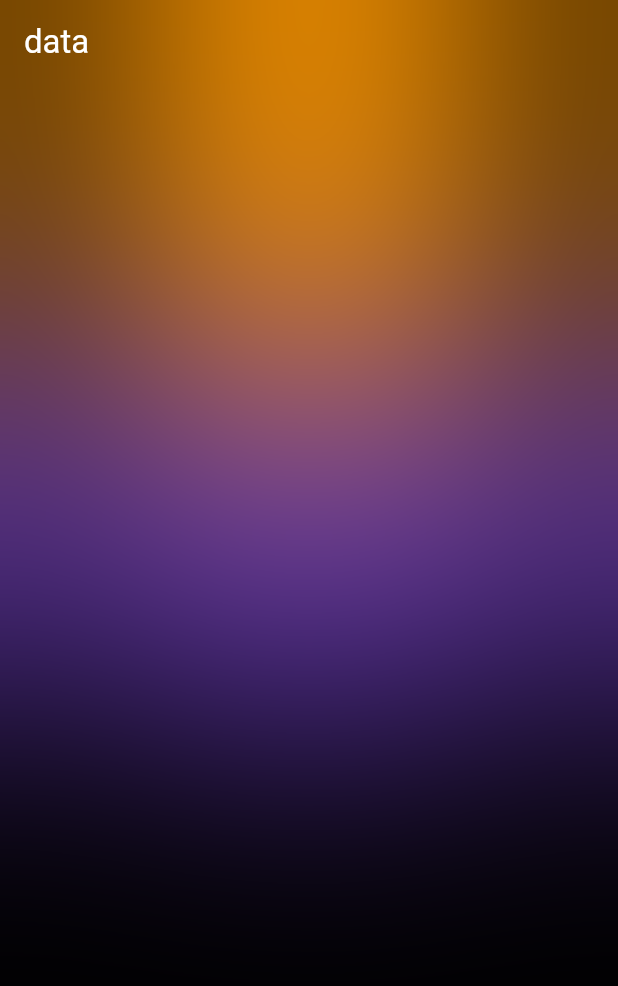
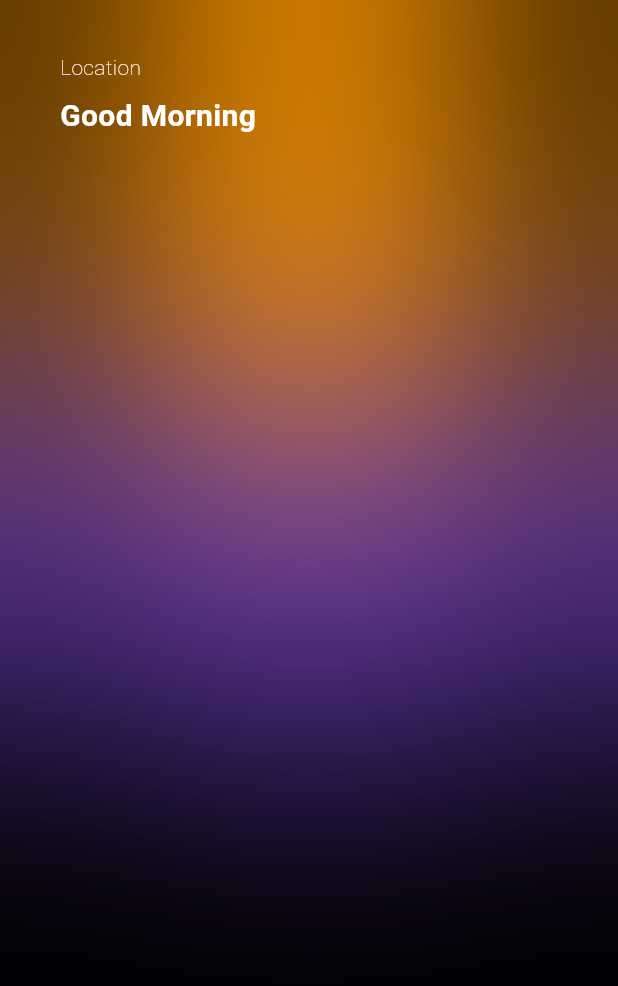
Before and after one commit to MNJTdhr/weather_app, a Flutter app: the screen it shows after launch, on a phone screen of 412 x 824 dp. Shown: the top 986 px of the screen. Run offline on Flutter 3.47's test engine with Material 3 defaults, Android fonts, the phone set to English and light mode, and no system bars; our stand-ins replace bloc, equatable.

Commit message:
added hardcoded location and good morning

```diff
--- a/lib/screens/home_screen.dart
+++ b/lib/screens/home_screen.dart
@@ -10,7 +10,7 @@ class HomeScreen extends StatelessWidget {
   Widget build(BuildContext context) {
     return Scaffold(
       appBar: AppBar(
-        title: Text("data", style: TextStyle(color: Colors.white)),
+        // title: Text("data", style: TextStyle(color: Colors.white)),
         backgroundColor: Colors.transparent,
         systemOverlayStyle: SystemUiOverlayStyle(
           statusBarBrightness: Brightness.dark,
@@ -19,7 +19,7 @@ class HomeScreen extends StatelessWidget {
       backgroundColor: Colors.black,
       extendBodyBehindAppBar: true,
       body: Padding(
-        padding: const EdgeInsets.fromLTRB(40, 10, 40, 20),
+        padding: const EdgeInsets.fromLTRB(40, 35, 40, 20),
         child: SizedBox(
           height: double.infinity,
           child: Stack(
@@ -63,6 +63,31 @@ class HomeScreen extends StatelessWidget {
                   decoration: BoxDecoration(color: Colors.transparent),
                 ),
               ),
+              SizedBox(
+                height: MediaQuery.of(context).size.height,
+                width: MediaQuery.of(context).size.width,
+                child: Column(
+                  crossAxisAlignment: CrossAxisAlignment.start,
+                  children: [
+                    Text(
+                      "Location",
+                      style: TextStyle(
+                        color: Colors.white,
+                        fontWeight: FontWeight.w200,
+                      ),
+                    ),
+                    SizedBox(height: 8),
+                    Text(
+                      "Good Morning",
+                      style: TextStyle(
+                        color: Colors.white,
+                        fontSize: 20,
+                        fontWeight: FontWeight.bold,
+                      ),
+                    ),
+                  ],
+                ),
+              ),
             ],
           ),
         ),
```
